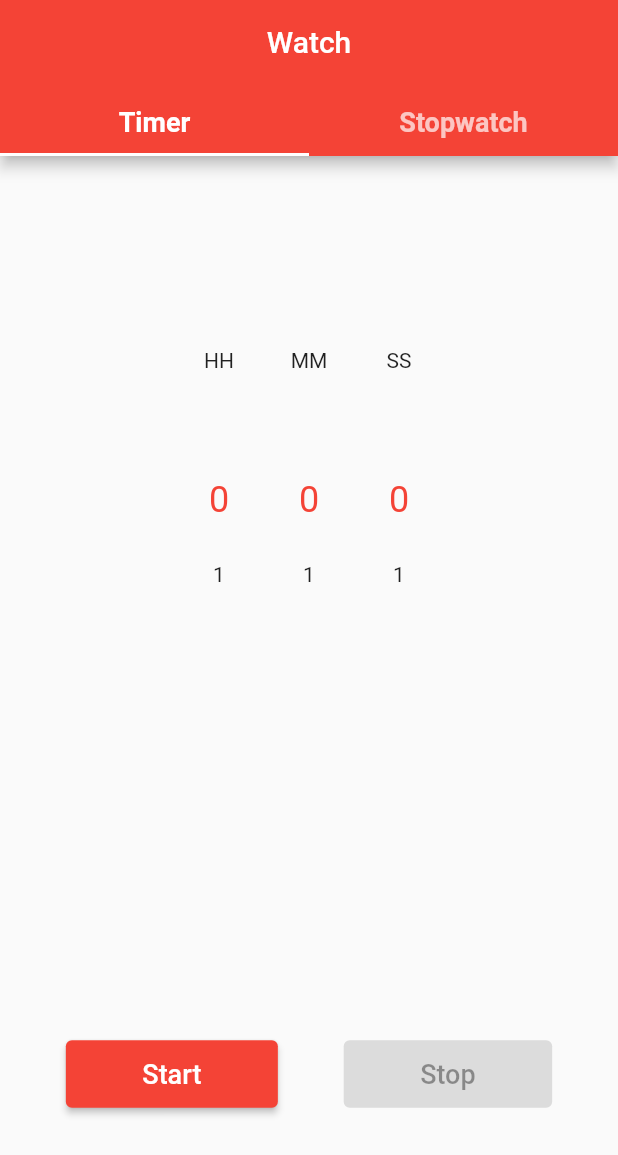
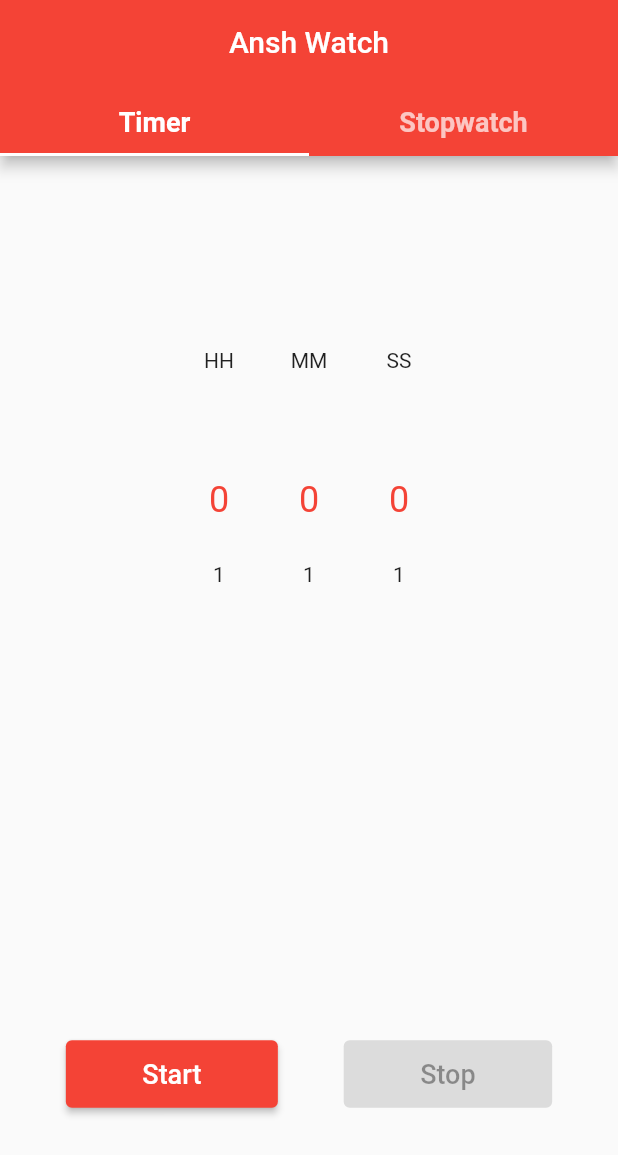
Before and after one commit to Ansh-Sawant/Watch-App, a Flutter app: the screen it shows after launch, on a phone screen of 412 x 824 dp. Shown: the top 1155 px of the screen. Run offline on Flutter 3.47's test engine with Material 2 defaults, Android fonts, the phone set to English and light mode, and no system bars; drawn by our look-alikes of numberpicker.

Commit message:
Stopwatch done

```diff
--- a/lib/main.dart
+++ b/lib/main.dart
@@ -27,12 +27,20 @@ class HomePage extends StatefulWidget {
 
 class _HomePageState extends State<HomePage> with TickerProviderStateMixin {
   late TabController tb;
+
+  // For TIMER
   int hour = 0, min = 0, sec = 0;
   String timeToDisplay = "";
   bool started = true, stopped = true;
   late int timeForTimer;
   final dur = const Duration(seconds: 1);
   bool cancelTimer = false;
+
+  // For STOPWATCH
+  String timeToDisplaySW = "0:0:0";
+  bool startedSW = true, stoppedSW = true;
+  int hourSW = 0, minSW = 0, secSW = 0;
+  bool cancelSW = false;
 
   @override
   void initState(){
@@ -44,7 +52,6 @@ class _HomePageState extends State<HomePage> with TickerProviderStateMixin {
   }
 
   void start(){
-
     setState(() {
       started = false;
       stopped = false;
@@ -224,11 +231,119 @@ class _HomePageState extends State<HomePage> with TickerProviderStateMixin {
     );
   }
 
+  // STOPWATCH
+  void startSW() {
+    setState(() {
+      startedSW = false;
+      stoppedSW = false;
+    });
+
+    Timer.periodic(dur, (Timer t) {
+      setState(() {
+        if(cancelSW == true){
+          t.cancel();
+          Navigator.pushReplacement(context, MaterialPageRoute(
+            builder: (context) => HomePage(),
+          ));
+        }
+
+        if(secSW > 58){
+          minSW += 1;
+          secSW = -1;
+
+        }
+
+        if(minSW > 58){
+          hourSW += 1;
+          minSW = 0;
+          secSW = 0;
+        }
+
+        secSW += 1;
+        timeToDisplaySW = hourSW.toString() + ":" + minSW.toString() + ":" + secSW.toString();
+      });
+    });
+  }
+
+  void stopSW() {
+    setState(() {
+      startedSW = true;
+      stoppedSW = true;
+      cancelSW = true;
+      hourSW = 0;
+      minSW = 0;
+      secSW = -1;
+    });
+  }
+
+  Widget stopWatch() {
+    return Container(
+      child: Column(
+        mainAxisAlignment: MainAxisAlignment.center,
+        children: <Widget> [
+          Expanded(
+            child: Column(
+              mainAxisAlignment: MainAxisAlignment.center,
+              children: [
+                Text(
+                  timeToDisplaySW,
+                  style: TextStyle(
+                    fontSize: 28.0,
+                    fontWeight: FontWeight.w700,
+                  ),
+                ),
+              ],
+            ),
+          ),
+
+          Expanded(
+            child: Row(
+              mainAxisAlignment: MainAxisAlignment.spaceEvenly,
+              children: [
+                ElevatedButton(
+                  onPressed: startedSW ? startSW : null,
+                  child: Padding(
+                    padding: EdgeInsets.symmetric(
+                      horizontal: 35.0,
+                      vertical: 12.0,
+                    ),
+                    child: Text(
+                      "Start",
+                      style: TextStyle(
+                        fontSize: 18.0,
+                      ),
+                    ),
+                  ),
+                ),
+
+                ElevatedButton(
+                  onPressed: stoppedSW ? null : stopSW,
+                  child: Padding(
+                    padding: EdgeInsets.symmetric(
+                      horizontal: 35.0,
+                      vertical: 12.0,
+                    ),
+                    child: Text(
+                      "Stop",
+                      style: TextStyle(
+                        fontSize: 18.0,
+                      ),
+                    ),
+                  ),
+                ),
+              ],
+            )
+          ),
+        ],
+      ),
+    );
+  }
+
   @override
   Widget build(BuildContext context) {
     return Scaffold(
       appBar: AppBar(
-        title: Text("Watch"),
+        title: Text("Ansh Watch"),
         centerTitle: true,
         bottom: TabBar(
           tabs: <Widget>[
@@ -248,7 +363,7 @@ class _HomePageState extends State<HomePage> with TickerProviderStateMixin {
       body: TabBarView(
         children: <Widget> [
           timer(),
-          Text("Stopwatch"),
+          stopWatch(),
         ],
 
         controller: tb,
```
